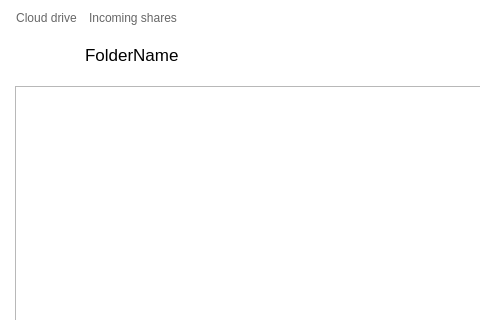
The window that src/MEGASync/gui/win/NodeSelector.ui (meganz/MEGAsync) describes before a commit, drawn with Qt 5; both pictures show x 0 to 480 and y 0 to 320 of the 600 by 590 pixel window.
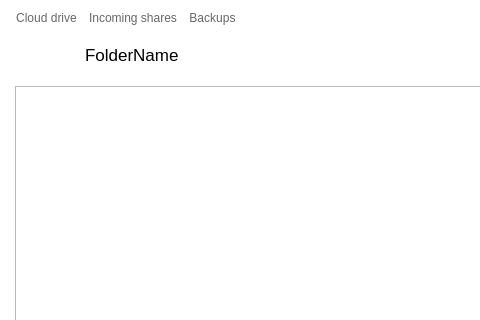
The same window after the commit. Icons and pictures are not drawn. Custom widgets are drawn as their Qt base class.

Commit message: SNC-2442. Adapting NEW node selector to vault

What changed in the file:
```diff
--- a/src/MEGASync/gui/win/NodeSelector.ui
+++ b/src/MEGASync/gui/win/NodeSelector.ui
@@ -161,6 +161,41 @@
        </property>
       </widget>
      </item>
+     <item>
+      <widget class="QPushButton" name="bShowBackups">
+       <property name="styleSheet">
+        <string notr="true">QPushButton {
+    border: 3px solid #0078d7;
+	border-top-color: transparent;
+	border-left-color: transparent;
+	border-right-color: transparent;
+    border-radius: 0px;
+    background-color: transparent;
+    padding: -2px;
+	font-size:12px;
+}
+
+QPushButton:checked {
+	border-bottom-color:#0078d7;
+	color:#36230e;
+}
+QPushButton:!checked {
+	border-bottom-color:transparent;
+	color: #666666;
+}
+</string>
+       </property>
+       <property name="text">
+        <string>Backups</string>
+       </property>
+       <property name="checkable">
+        <bool>true</bool>
+       </property>
+       <property name="autoExclusive">
+        <bool>true</bool>
+       </property>
+      </widget>
+     </item>
      <item>
       <spacer name="horizontalSpacer_3">
        <property name="orientation">
```
The commit also changes 26 other files.
